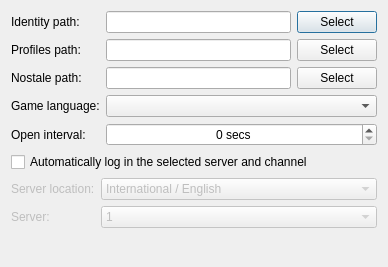
Old version of the form src/settingsdialog.ui in the repository hatz2/GflessClient.
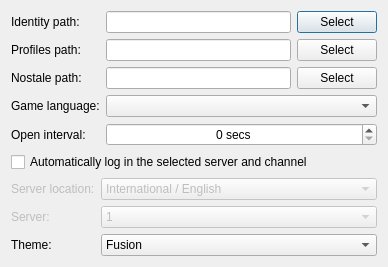
New version of the form.

Commit message: Added fusion theme support (dark theme)

Patch:
```diff
--- a/src/settingsdialog.ui
+++ b/src/settingsdialog.ui
@@ -235,6 +235,27 @@
        </item>
       </widget>
      </item>
+     <item row="2" column="0">
+      <widget class="QLabel" name="label_3">
+       <property name="text">
+        <string>Theme:</string>
+       </property>
+      </widget>
+     </item>
+     <item row="2" column="1">
+      <widget class="QComboBox" name="themeComboBox">
+       <item>
+        <property name="text">
+         <string>Fusion</string>
+        </property>
+       </item>
+       <item>
+        <property name="text">
+         <string>Windows</string>
+        </property>
+       </item>
+      </widget>
+     </item>
     </layout>
    </item>
    <item>
```
The commit also changes 4 other files.
